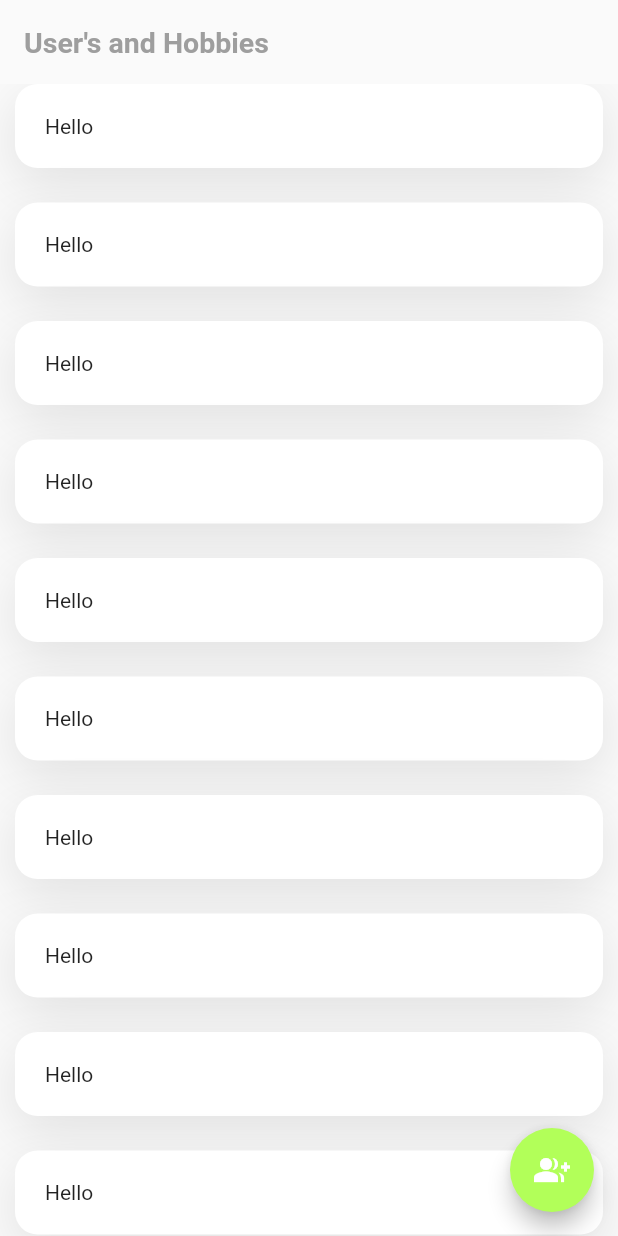
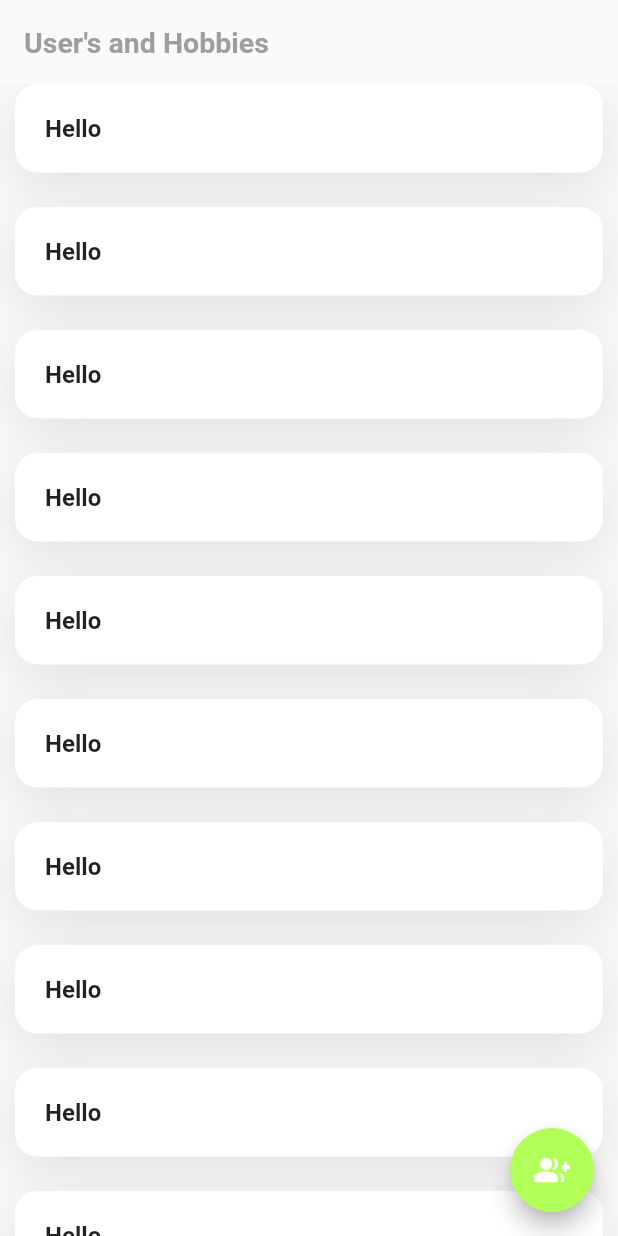
Before and after one commit to anthonypena97/flutter-graphql, a Flutter app: the screen it shows after launch, on a phone screen of 412 x 824 dp. Run offline on Flutter 3.47's test engine with Material 2 defaults, Android fonts, the phone set to English and light mode, and no system bars; our stand-ins replace graphql_flutter; missing offline and left inert: connectivity_plus_web.

Commit message:
refractor: card content style refractor

```diff
--- a/client/lib/views/users_page.dart
+++ b/client/lib/views/users_page.dart
@@ -37,8 +37,15 @@ class _UsersPageState extends State<UsersPage> {
                     mainAxisSize: MainAxisSize.min,
                     children:[
                       Row(
+                        mainAxisAlignment: MainAxisAlignment.spaceBetween,
                         children: const [
-                          Text('Hello'),
+                          Text(
+                            'Hello',
+                            style: TextStyle(
+                              fontSize: 16.0,
+                              fontWeight: FontWeight.bold,
+                            ),
+                          ),
                         ],
                       ),
                     ],
```
